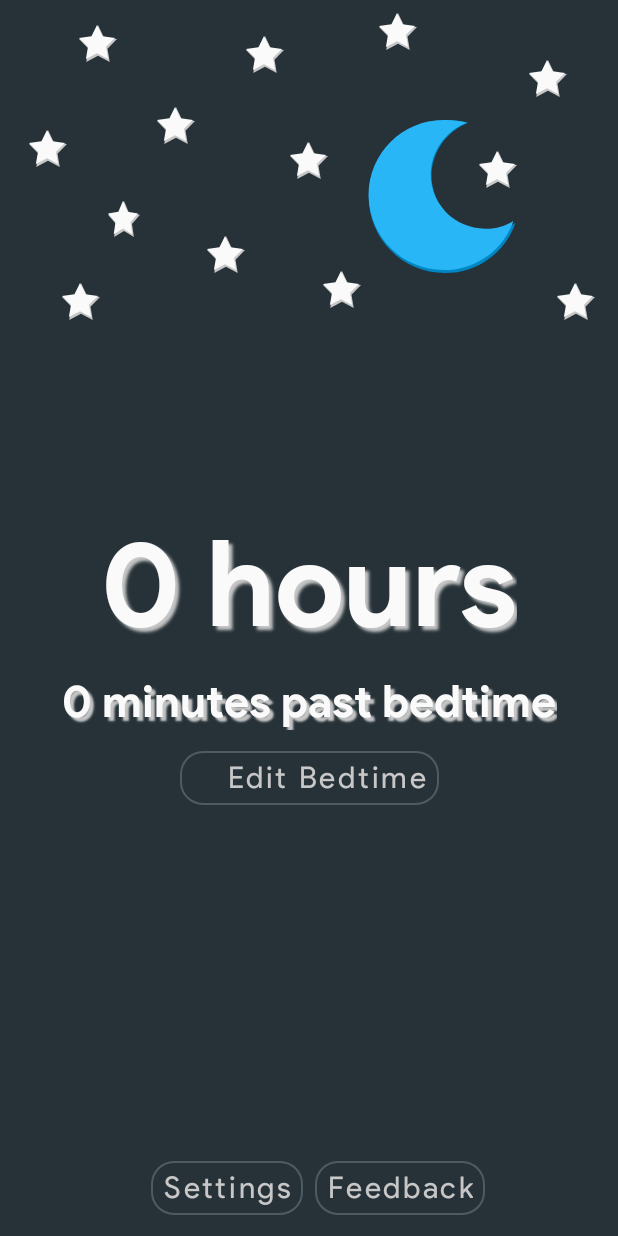
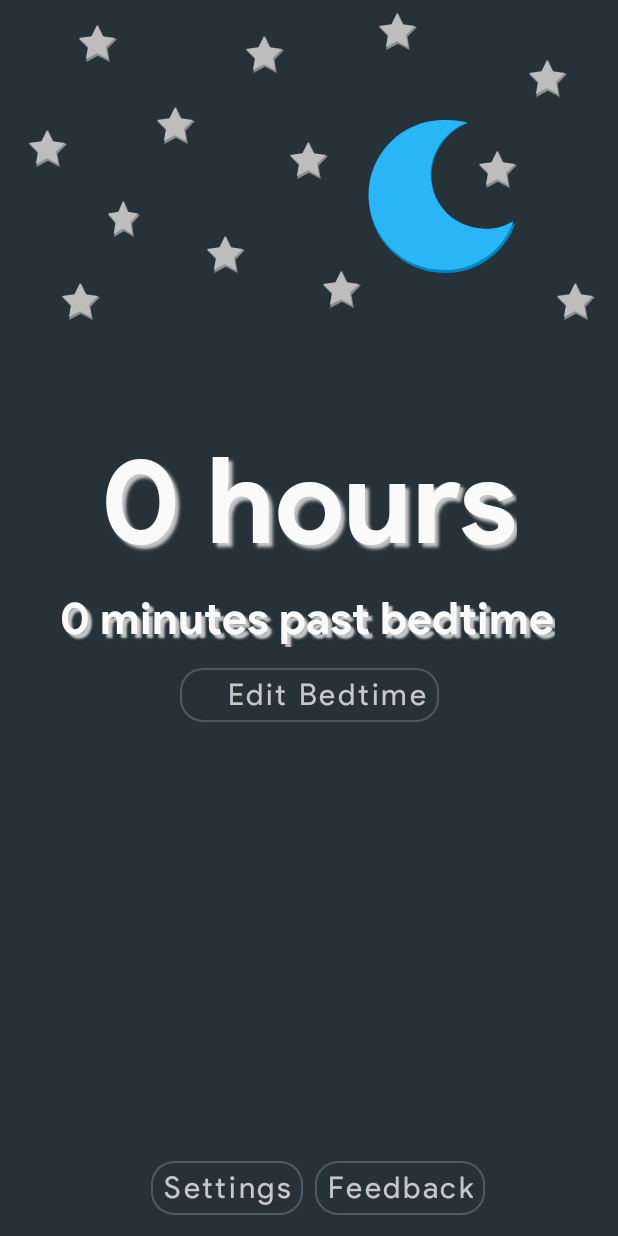
Before and after one commit to CorvetteCole/GotoSleep, an Android app: the MainActivity screen opened directly, with no data from a screen before it, on a phone screen of 412 x 824 dp. Run offline under Robolectric (Android 15) with nearby library versions, the light colour scheme and no system bars; 6 statements that could not run were skipped.

Commit message:
enabled portrait mode, tweaked star color
stars should look good on all device configs

```diff
--- a/app/src/main/AndroidManifest.xml
+++ b/app/src/main/AndroidManifest.xml
@@ -14,7 +14,6 @@
         android:theme="@style/AppTheme"
         tools:node="replace">
         <activity
-            android:screenOrientation="portrait"
             android:name=".MainActivity"
             android:label="@string/app_name"
             android:theme="@style/AppTheme.Launcher">
@@ -28,7 +27,7 @@
             android:screenOrientation="portrait"
             android:theme="@style/AppTheme.Intro"/>
         <activity android:name=".SettingsActivity"
-            android:screenOrientation="portrait"
+
             android:theme="@style/AppTheme.Settings"/>
         <receiver
             android:name=".BedtimeNotificationReceiver"
--- a/app/src/main/res/drawable/ic_star.xml
+++ b/app/src/main/res/drawable/ic_star.xml
@@ -4,6 +4,6 @@
         android:viewportWidth="426.667"
         android:viewportHeight="426.667">
     <path
-        android:fillColor="@color/accentPrimary"
+        android:fillColor="@color/starPrimary"
         android:pathData="M213.333,10.441l65.916,133.576l147.418,21.419l-106.667,103.974l25.173,146.816l-131.84,-69.316l-131.848,69.316l25.182,-146.816l-106.667,-103.974l147.409,-21.419z"/>
 </vector>
--- a/app/src/main/res/drawable/ic_star_shadow.xml
+++ b/app/src/main/res/drawable/ic_star_shadow.xml
@@ -4,6 +4,6 @@
         android:viewportWidth="426.667"
         android:viewportHeight="426.667">
     <path
-        android:fillColor="@color/accentPrimaryDark"
+        android:fillColor="@color/starAccent"
         android:pathData="M213.333,10.441l65.916,133.576l147.418,21.419l-106.667,103.974l25.173,146.816l-131.84,-69.316l-131.848,69.316l25.182,-146.816l-106.667,-103.974l147.409,-21.419z"/>
 </vector>
--- a/app/src/main/res/layout/background.xml
+++ b/app/src/main/res/layout/background.xml
@@ -3,7 +3,6 @@
     xmlns:android="http://schemas.android.com/apk/res/android"
     xmlns:app="http://schemas.android.com/apk/res-auto"
     xmlns:tools="http://schemas.android.com/tools"
-    android:orientation="vertical"
     android:layout_width="match_parent"
     android:layout_height="match_parent">
 
--- a/app/src/main/res/layout/content_main.xml
+++ b/app/src/main/res/layout/content_main.xml
@@ -45,23 +45,22 @@
         app:layout_constraintTop_toBottomOf="@+id/minutes" />
 
 
-
     <TextView
         android:id="@+id/hours"
         android:layout_width="wrap_content"
         android:layout_height="wrap_content"
 
         android:layout_marginBottom="8dp"
+        android:elevation="4dp"
         android:fontFamily="@font/product_sans_bold"
-
         android:shadowColor="@color/accentPrimaryDark"
         android:shadowDx="4"
+
+
+
         android:shadowDy="4"
         android:shadowRadius="2"
         android:text="@string/default_hours_string"
-
-
-        android:elevation="4dp"
         android:textColor="@color/accentPrimary"
         android:textSize="80sp"
         android:textStyle="bold"
@@ -71,32 +70,35 @@
         app:autoSizeTextType="uniform"
         app:layout_constraintBottom_toTopOf="@+id/minutes"
         app:layout_constraintEnd_toEndOf="parent"
-        app:layout_constraintStart_toStartOf="parent" />
+        app:layout_constraintStart_toStartOf="parent"
+        />
 
     <TextView
         android:id="@+id/minutes"
         android:layout_width="wrap_content"
         android:layout_height="wrap_content"
 
-        android:layout_marginTop="337dp"
-        android:layout_marginBottom="337dp"
+        android:layout_marginTop="8dp"
+        android:layout_marginBottom="8dp"
+
         android:fontFamily="@font/product_sans_bold"
         android:shadowColor="@color/accentPrimaryDark"
-
         android:shadowDx="4"
         android:shadowDy="4"
         android:shadowRadius="1"
         android:text="@string/default_minutes_string"
         android:textColor="@color/accentPrimary"
         android:textSize="30sp"
+        android:maxLines="1"
         app:autoSizeMaxTextSize="100sp"
         app:autoSizeMinTextSize="12sp"
         app:autoSizeStepGranularity="2sp"
         app:autoSizeTextType="uniform"
         app:layout_constraintBottom_toBottomOf="parent"
         app:layout_constraintEnd_toEndOf="parent"
+        app:layout_constraintHorizontal_bias="0.49"
         app:layout_constraintStart_toStartOf="parent"
-        app:layout_constraintTop_toTopOf="@+id/imageView" />
+        app:layout_constraintTop_toTopOf="parent"/>
 
     <com.google.android.material.button.MaterialButton
         android:id="@+id/bedtimeSetButton"
--- /dev/null
+++ b/app/src/main/res/values-v28/styles.xml
@@ -0,0 +1,16 @@
+<?xml version="1.0" encoding="utf-8"?>
+<resources>
+
+    <style name="AppTheme" parent="Theme.MaterialComponents.NoActionBar">
+        <!-- Customize your theme here. -->
+        <item name="colorPrimary">@color/colorPrimary</item>
+        <item name="colorPrimaryDark">@color/colorPrimaryDark</item>
+        <item name="colorAccent">@color/colorAccent</item>
+        <item name="android:windowBackground">@color/colorPrimary</item>
+
+        <item name="android:preferenceStyle">@style/PreferenceThemeOverlay</item>
+        <item name="android:windowLayoutInDisplayCutoutMode">
+            shortEdges
+        </item>
+    </style>
+</resources>
--- a/app/src/main/res/values/colors.xml
+++ b/app/src/main/res/values/colors.xml
@@ -25,4 +25,7 @@
     <color name="moonPrimaryLight">#73e8ff</color>
     <color name="transparent">#00FFFFFF</color>
 
+    <color name="starPrimary">#bdbdbd</color>
+    <color name="starAccent">#8d8d8d</color>
+
 </resources>
--- a/app/src/main/res/values/styles.xml
+++ b/app/src/main/res/values/styles.xml
@@ -7,6 +7,7 @@
         <item name="colorPrimaryDark">@color/colorPrimaryDark</item>
         <item name="colorAccent">@color/colorAccent</item>
 
+        <item name="android:windowBackground">@color/colorPrimary</item>
         <item name="android:preferenceStyle">@style/PreferenceThemeOverlay</item>
     </style>
 
```
